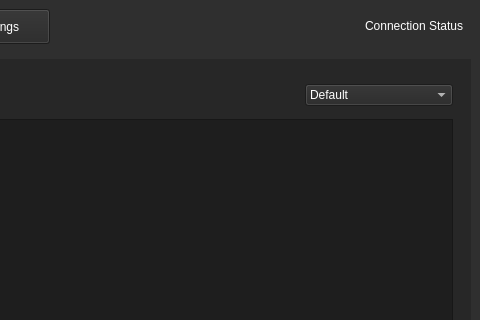
This is weapon-system-support-software/mainwindow.ui in Team-Controller-NAU/Controller as Qt 5 draws it before an edit; both pictures show x 488 to 968 and y 0 to 320 of the 968 by 596 pixel window. The edited form follows.
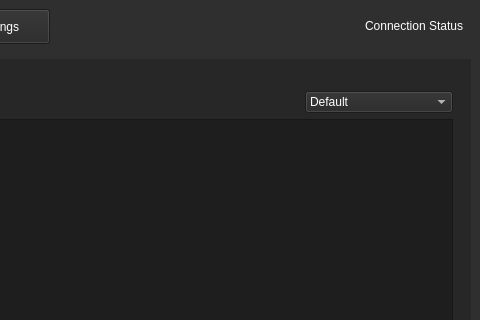
This is the edited form. The open tabs and pages were chosen to show the change. Icons and pictures are not drawn.

Commit message: Moved down filter button

The edit to the form file:
```diff
--- a/weapon-system-support-software/mainwindow.ui
+++ b/weapon-system-support-software/mainwindow.ui
@@ -606,7 +606,7 @@
                </property>
               </widget>
              </item>
-             <item row="0" column="5">
+             <item row="0" column="5" alignment="Qt::AlignBottom">
               <widget class="QComboBox" name="FilterBox">
                <property name="styleSheet">
                 <string notr="true">color: rgb(255, 255, 255);
```
Left out of the diff: 2 changed lines with no effect on the pictures.
